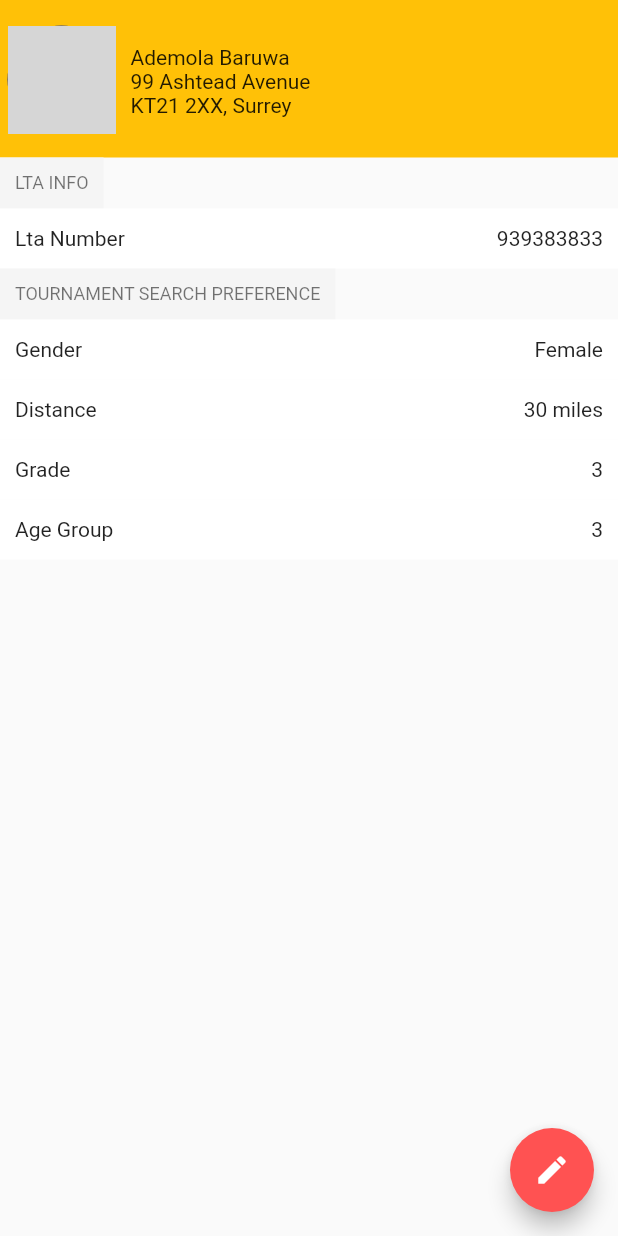
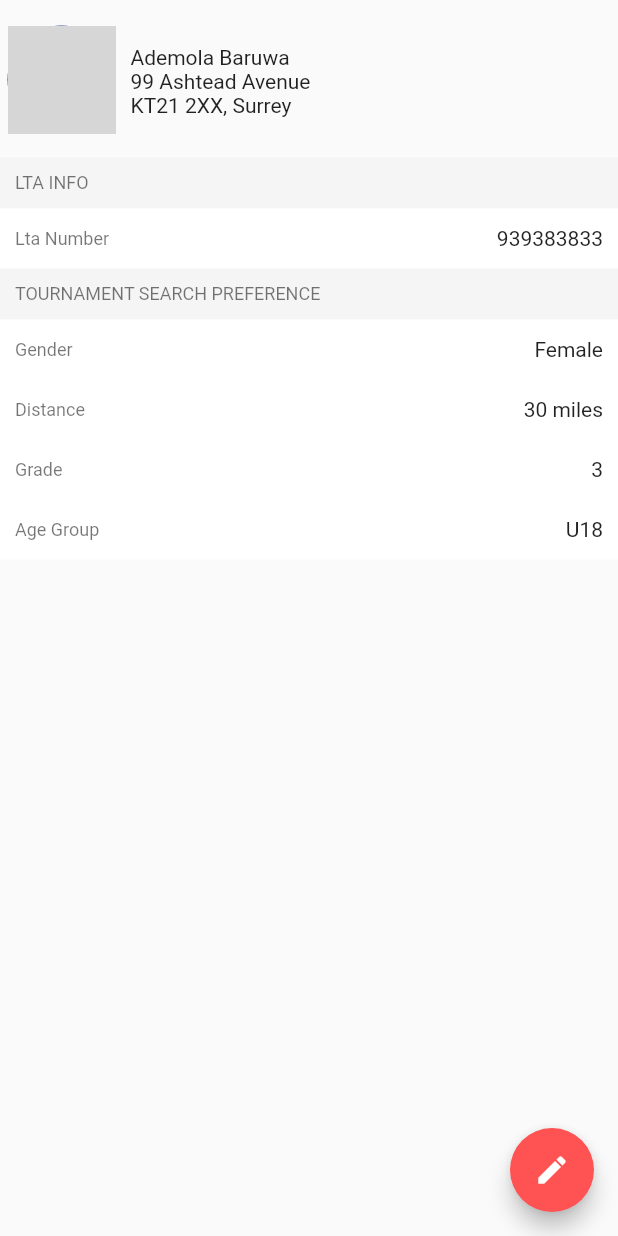
Before and after one commit to abdulbaruwa/tennisai, a Flutter app: the SettingsTab screen opened directly, on a phone screen of 412 x 824 dp. Run offline on Flutter 3.47's test engine with Material 2 defaults, Android fonts, the phone set to English and light mode, and no system bars; grey boxes are pictures that could not be loaded.

Commit message:
just minor look and feel for settings readonly view

```diff
--- a/lib/pages/profile.dart
+++ b/lib/pages/profile.dart
@@ -5,7 +5,7 @@ class ProfileSection extends StatelessWidget {
 
   @override
   Widget build(BuildContext context) => new Container(
-      color: Colors.amber,
+      color: const Color(0xFFFAFAFA),
       child: new SizedBox(
           height: 105.0,
           child: new Column(
@@ -60,13 +60,18 @@ class _LtaInfo extends StatelessWidget {
       mainAxisAlignment: MainAxisAlignment.start,
       crossAxisAlignment: CrossAxisAlignment.start,
       children: <Widget>[
-        new Container(
-            color: const Color(0xFFF5F5F5),
-            padding: const EdgeInsets.all(10.0),
-            child: new Text(
-             value,
-              style: theme.textTheme.caption,
-            )),
+        new Row(
+          children: <Widget>[
+            new Expanded(
+                child: new Container(
+                    color: const Color(0xFFF5F5F5),
+                    padding: const EdgeInsets.all(10.0),
+                    child: new Text(
+                      value,
+                      style: theme.textTheme.caption,
+                    )))
+          ],
+        ),
       ],
     );
   }
@@ -79,6 +84,7 @@ class _LabelTextRow extends StatelessWidget {
 
   @override
   Widget build(BuildContext context) {
+     final ThemeData theme = Theme.of(context);
     return new Container(
         color: Colors.white,
         padding: const EdgeInsets.only(top: 0.0, left: 10.0),
@@ -86,10 +92,11 @@ class _LabelTextRow extends StatelessWidget {
           children: [
             new Row(
               children: <Widget>[
-                new Text(label),
+                new Text(label, style: theme.textTheme.caption),
                 new Expanded(
                     child: new Container(
-                        padding: const EdgeInsets.symmetric(horizontal: 10.0, vertical: 12.0),
+                        padding: const EdgeInsets.symmetric(
+                            horizontal: 10.0, vertical: 12.0),
                         alignment: Alignment.bottomRight,
                         child: new Text(
                           value,
@@ -117,7 +124,7 @@ class Profile extends StatelessWidget {
         new _LabelTextRow(label: 'Gender', value: 'Female'),
         new _LabelTextRow(label: 'Distance', value: '30 miles'),
         new _LabelTextRow(label: 'Grade', value: '3'),
-        new _LabelTextRow(label: 'Age Group', value: '3'),
+        new _LabelTextRow(label: 'Age Group', value: 'U18'),
       ],
     ));
   }
```
